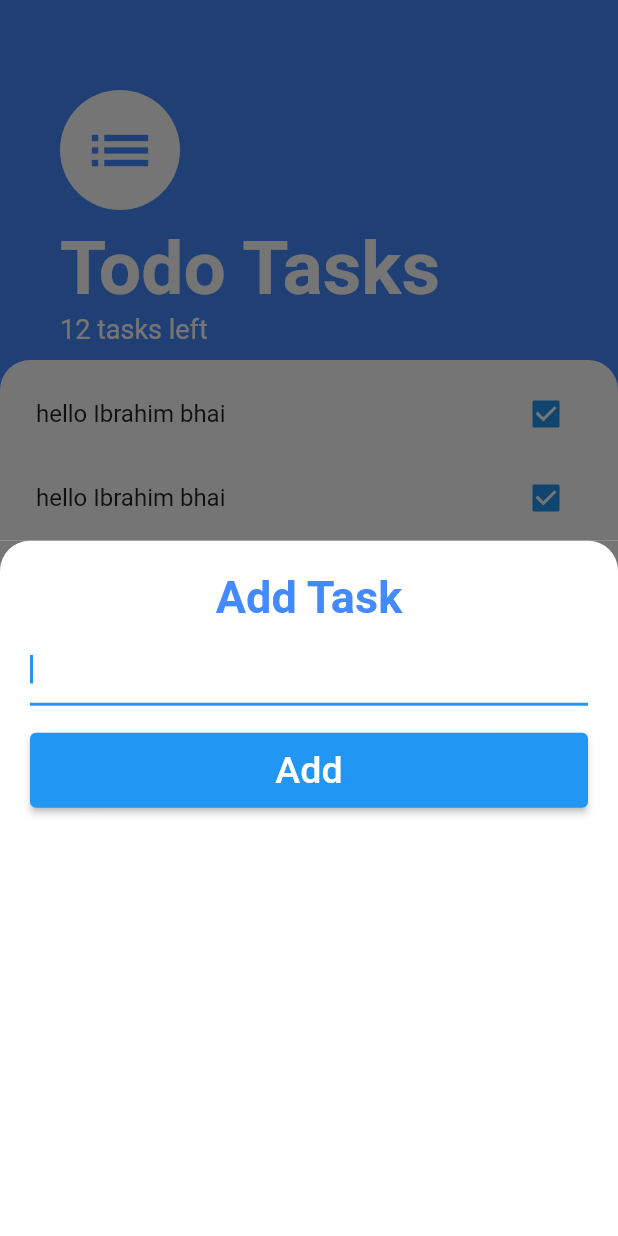
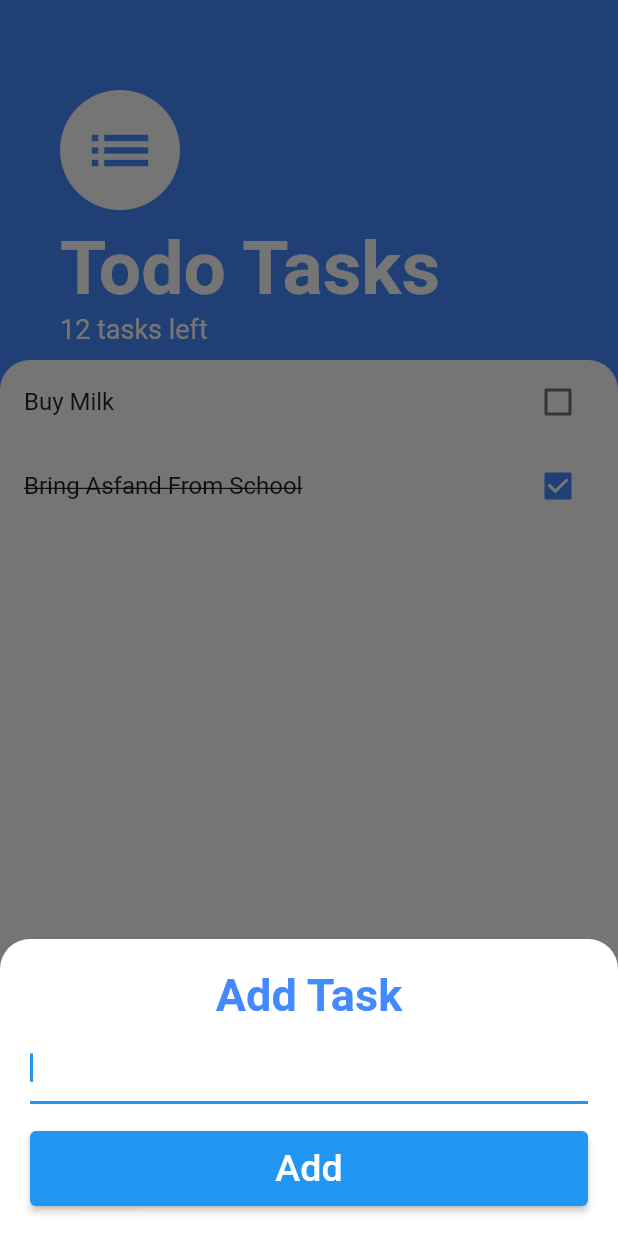
Before and after one commit to MuhammadIbraheem18sw26/StateManagement-FLutter, a Flutter app: the screen it shows after launch, after a tap on the "add" icon, on a phone screen of 412 x 824 dp. Run offline on Flutter 3.47's test engine with Material 2 defaults, Android fonts, the phone set to English and light mode, and no system bars.

Commit message:
adding package model for Task class and make line through in the app

```diff
--- a/lib/Screens/add_task_screen.dart
+++ b/lib/Screens/add_task_screen.dart
@@ -4,7 +4,8 @@ import 'package:flutter/material.dart';
 class AddTask extends StatelessWidget {
   @override
   Widget build(BuildContext context) {
-    return Container(
+    return Flexible(
+      child: Container(
         color: Color(0xff757575),
         child: Container(
           padding: EdgeInsets.all(10),
@@ -54,6 +55,7 @@ class AddTask extends StatelessWidget {
             ),
           ),
         ),
+      ),
     );
   }
 }
--- a/lib/Screens/task_screen.dart
+++ b/lib/Screens/task_screen.dart
@@ -12,7 +12,14 @@ class TaskScreen extends StatelessWidget {
         floatingActionButton: FloatingActionButton(
           onPressed: () {
             showModalBottomSheet(
-                context: context, builder: (context) => AddTask());
+                isScrollControlled: true,
+                context: context,
+                builder: (context) => SingleChildScrollView(
+                        child: Container(
+                      padding: EdgeInsets.only(
+                          bottom: MediaQuery.of(context).viewInsets.bottom),
+                      child: AddTask(),
+                    )));
           },
           backgroundColor: Colors.blueAccent,
           child: Icon(
--- /dev/null
+++ b/lib/models/tasks.dart
@@ -0,0 +1,10 @@
+class Task {
+  String taskName;
+  bool isDone;
+
+  Task({required this.taskName, this.isDone = false});
+
+  void toggleTasks() {
+    isDone = !isDone;
+  }
+}
--- a/lib/widgets/task_list.dart
+++ b/lib/widgets/task_list.dart
@@ -1,12 +1,30 @@
 import 'package:flutter/material.dart';
 import 'task_tile.dart';
+import 'package:todoapp/models/tasks.dart';
 
-class TaskList extends StatelessWidget {
+class TaskList extends StatefulWidget {
+  @override
+  State<TaskList> createState() => _TaskListState();
+}
+
+class _TaskListState extends State<TaskList> {
+  List<Task> task = [
+    Task(taskName: 'Buy Milk'),
+    Task(taskName: 'Bring Asfand From School', isDone: true)
+  ];
   @override
   Widget build(BuildContext context) {
-    return ListView(
-      padding: const EdgeInsets.all(8),
-      children: <Widget>[TaskTile(), TaskTile(), TaskTile()],
-    );
+    return ListView.builder(
+        itemBuilder: (context, index) {
+          return TaskTile(
+              isChecked: task[index].isDone,
+              taskTitle: task[index].taskName,
+              setCheckBox: (bool? value) {
+                setState(() {
+                  task[index].toggleTasks();
+                });
+              });
+        },
+        itemCount: task.length - 0);
   }
 }
--- a/lib/widgets/task_tile.dart
+++ b/lib/widgets/task_tile.dart
@@ -1,13 +1,28 @@
 import 'package:flutter/material.dart';
 
 class TaskTile extends StatelessWidget {
+  final bool isChecked;
+  final String taskTitle;
+  final void Function(bool?) setCheckBox;
+
+  TaskTile(
+      {required this.isChecked,
+      required this.taskTitle,
+      required this.setCheckBox});
+
   @override
   Widget build(BuildContext context) {
     return ListTile(
-      title: Text("hello Ibrahim bhai "),
+      title: Text(
+        taskTitle,
+        style: TextStyle(
+          decoration: isChecked ? TextDecoration.lineThrough : null,
+        ),
+      ),
       trailing: Checkbox(
-        value: true,
-        onChanged: (value) {},
+        activeColor: Colors.blueAccent,
+        value: isChecked,
+        onChanged: setCheckBox,
       ),
     );
   }
```
Lines whose indentation alone changed are shown as unchanged.
